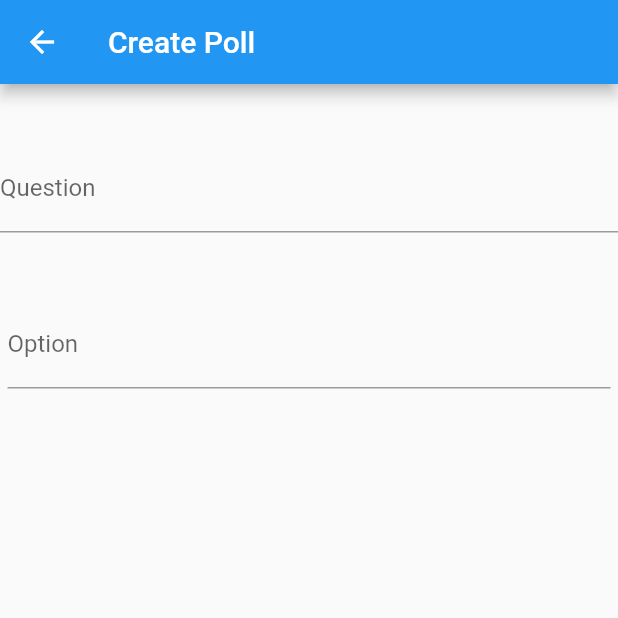
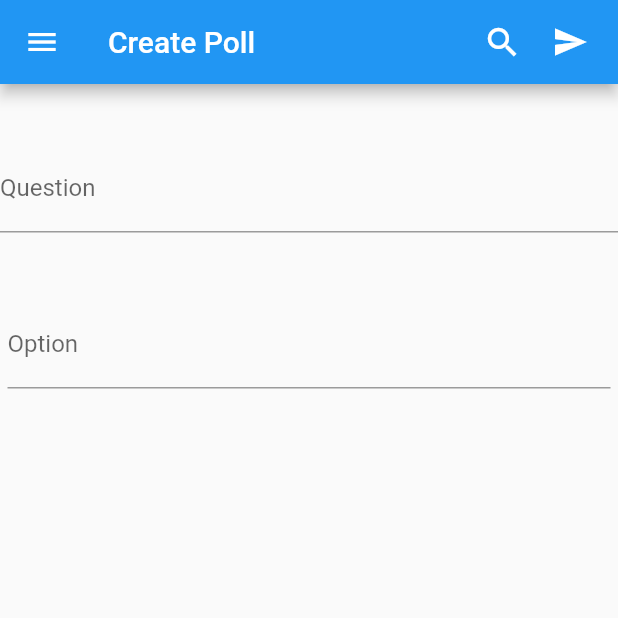
Before and after one commit to prabhat00155/vote, a Flutter app: the CreatePoll screen opened directly, on a phone screen of 412 x 824 dp, the top half of it. Run offline on Flutter 3.47's test engine with Material 2 defaults, Android fonts, the phone set to English and light mode, and no system bars; our stand-ins replace sqflite; accounts and stored records are empty.

Commit message:
added firebase config and minor create poll UI enhancement

```diff
--- a/lib/create_poll.dart
+++ b/lib/create_poll.dart
@@ -7,53 +7,84 @@ class CreatePoll extends StatefulWidget {
 
 class _CreatePollState extends State<CreatePoll> {
   int _count = 1;
+  final _textEditingController = TextEditingController();
 
   @override
   Widget build(BuildContext context) {
     List<Widget> listOptions =
         new List.generate(_count, (int i) => new OptionsList());
 
-    return new Scaffold(
-        appBar: new AppBar(
-          title: new Text("Create Poll"),
-        ),
-        body: new LayoutBuilder(builder: (context, constraint) {
-          return new Container(
-            child: new Column(
-              children: <Widget>[
-                new Container(
-                  padding: new EdgeInsets.all(20.0),
-                ),
-                new TextFormField(
-                  decoration: new InputDecoration(
-                    labelText: 'Question',
+    return Scaffold(
+      appBar: AppBar(
+        title: Text("Create Poll"),
+        leading: GestureDetector(
+          onTap: () {
+            /* Write listener code here */
+          },
+          child: Icon(
+            Icons.menu, // add custom icons also
           ),
         ),
-                new Container(
-                  padding: new EdgeInsets.all(20.0),
+        actions: <Widget>[
+          Padding(
+              padding: EdgeInsets.only(right: 20.0),
+              child: GestureDetector(
+                onTap: () {},
+                child: Icon(
+                  Icons.search,
+                  size: 26.0,
                 ),
-                new Expanded(
-                  child: new Container(
+              )),
+          Padding(
+              padding: EdgeInsets.only(right: 20.0),
+              child: GestureDetector(
+                onTap: () {},
+                child: Icon(Icons.send),
+              )),
+        ],
+      ),
+      body: LayoutBuilder(builder: (context, constraint) {
+        return Container(
+          child: Column(
+            children: <Widget>[
+              Container(
+                padding: EdgeInsets.all(20.0),
+              ),
+              textFormField(),
+              Container(
+                padding: EdgeInsets.all(20.0),
+              ),
+              Expanded(
+                child: Container(
                   height: 200.0,
-                    child: new ListView(
+                  child: ListView(
                     shrinkWrap: false,
                     children: listOptions,
                     scrollDirection: Axis.vertical,
                   ),
                 ),
               ),
-                new Align(
+              Align(
                 alignment: FractionalOffset.bottomCenter,
-                  child: new FlatButton(
+                child: FlatButton(
                   onPressed: _addNewOption,
-                    child: new Icon(Icons.add),
+                  child: Icon(Icons.add),
                 ),
               ),
-                //new ContactRow()
             ],
           ),
         );
-        }));
+      }),
+    );
+  }
+
+  Widget textFormField() {
+    return TextFormField(
+      controller: _textEditingController,
+      decoration: InputDecoration(
+          labelText: 'Question',
+          hintText: 'Who is best cricketer? #Cricket#ICC'),
+    );
   }
 
   void _addNewOption() {
@@ -61,7 +92,6 @@ class _CreatePollState extends State<CreatePoll> {
       _count = _count + 1;
     });
   }
-
 }
 
 class OptionsList extends StatefulWidget {
@@ -72,19 +102,22 @@ class OptionsList extends StatefulWidget {
 class _OptionsList extends State<OptionsList> {
   @override
   Widget build(BuildContext context) {
-    return new Container(
+    return Container(
       width: 170.0,
-        padding: new EdgeInsets.all(5.0),
-        child: new Column(children: <Widget>[
-          new TextFormField(
-            decoration: new InputDecoration(
+      padding: EdgeInsets.all(5.0),
+      child: Column(
+        children: <Widget>[
+          TextFormField(
+            decoration: InputDecoration(
               labelText: 'Option',
             ),
           ),
-          new Container(
-            padding: new EdgeInsets.all(20.0),
+          Container(
+            padding: EdgeInsets.all(20.0),
           ),
-        ]));
+        ],
+      ),
+    );
   }
 
   @override
```
Also changed, not shown: pubspec.lock (deleted), 4 other files. Lines whose indentation alone changed are shown as unchanged.
